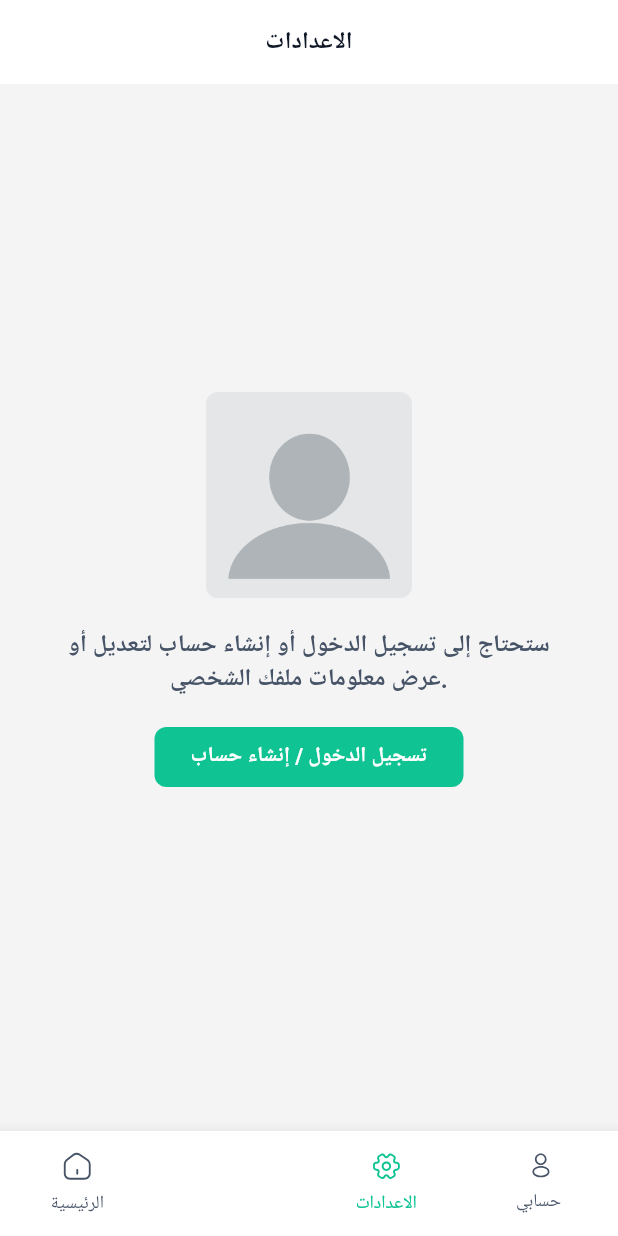
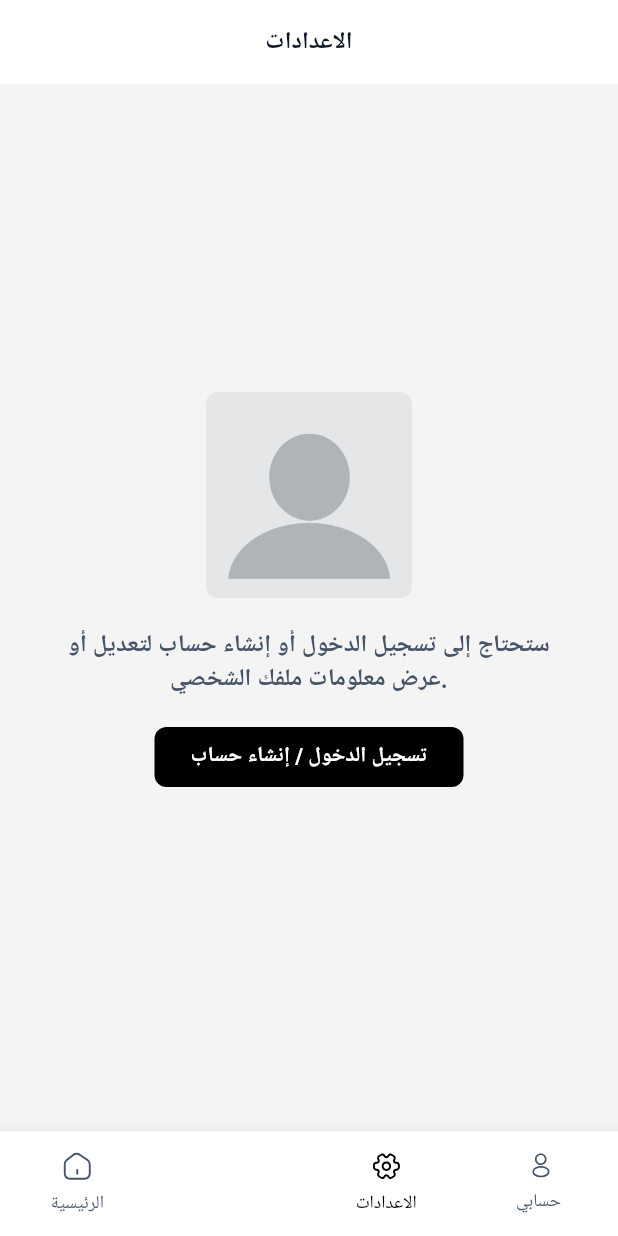
Before and after one commit to AmerBugshan/Bulkcom-App, a Flutter app: the screen it shows after launch, item 3 of the bottom bar chosen, on a phone screen of 412 x 824 dp. Run offline on Flutter 3.47's test engine with Material 3 defaults, Android fonts, the phone set to English and light mode, and no system bars; our stand-ins replace auto_size_text, cached_network_image, connectivity_plus, dio, expandable, file_picker and 14 more; missing offline and left inert: custom_timer, flutter_facebook_auth, flutter_inappwebview, flutter_stripe, flutterzilla_fixed_grid, http_auth; network calls fail.

Commit message:
update theme

```diff
--- a/fundorex-mobile-app/lib/view/payment/donation_payment_choose_page.dart
+++ b/fundorex-mobile-app/lib/view/payment/donation_payment_choose_page.dart
@@ -105,10 +105,10 @@ class _DonationPaymentChoosePageState extends State<DonationPaymentChoosePage> {
                       return Column(
                         crossAxisAlignment: CrossAxisAlignment.start,
                         children: [
-                          CommonHelper().labelCommon("Or enter an amount"),
+                          CommonHelper().labelCommon("الكمية"),
                           CustomInput(
                             controller: customAmountController,
-                            hintText: "Amount",
+                            hintText: "كمية المنتج",
                             isNumberField: true,
                             paddingHorizontal: 20,
                               onChanged: (v) {
--- a/fundorex-mobile-app/lib/view/utils/constant_colors.dart
+++ b/fundorex-mobile-app/lib/view/utils/constant_colors.dart
@@ -3,8 +3,8 @@ import 'package:flutter/material.dart';
 final cc = ConstantColors();
 
 class ConstantColors {
-  final Color primaryColor = const Color(0xff0FC393);
-  final Color secondaryColor = const Color(0xffFF8D29);
+  final Color primaryColor = const Color(0xFF000000);
+  final Color secondaryColor = const Color(0x1D365CFF);
   final Color orangeColor = const Color(0xffFF6B2C);
   final Color bgGrey = const Color.fromARGB(255, 244, 244, 245);
   final Color successColor = const Color(0xff65C18C);
```
